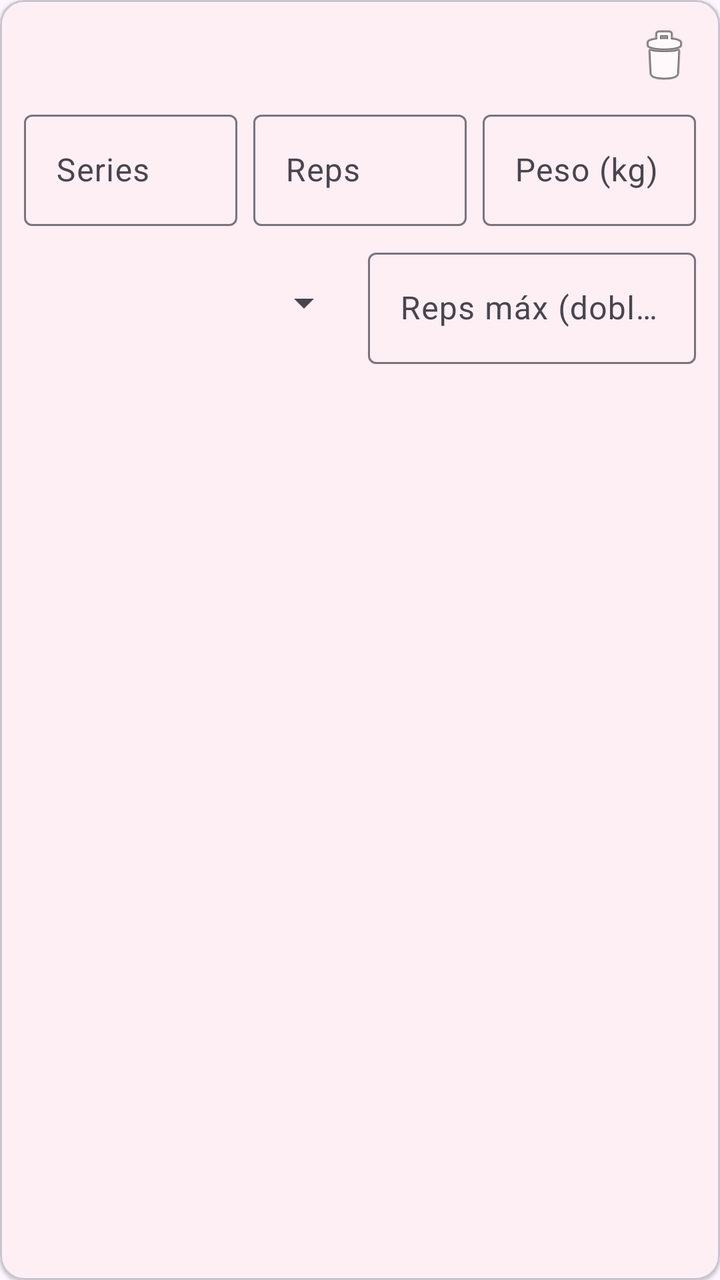
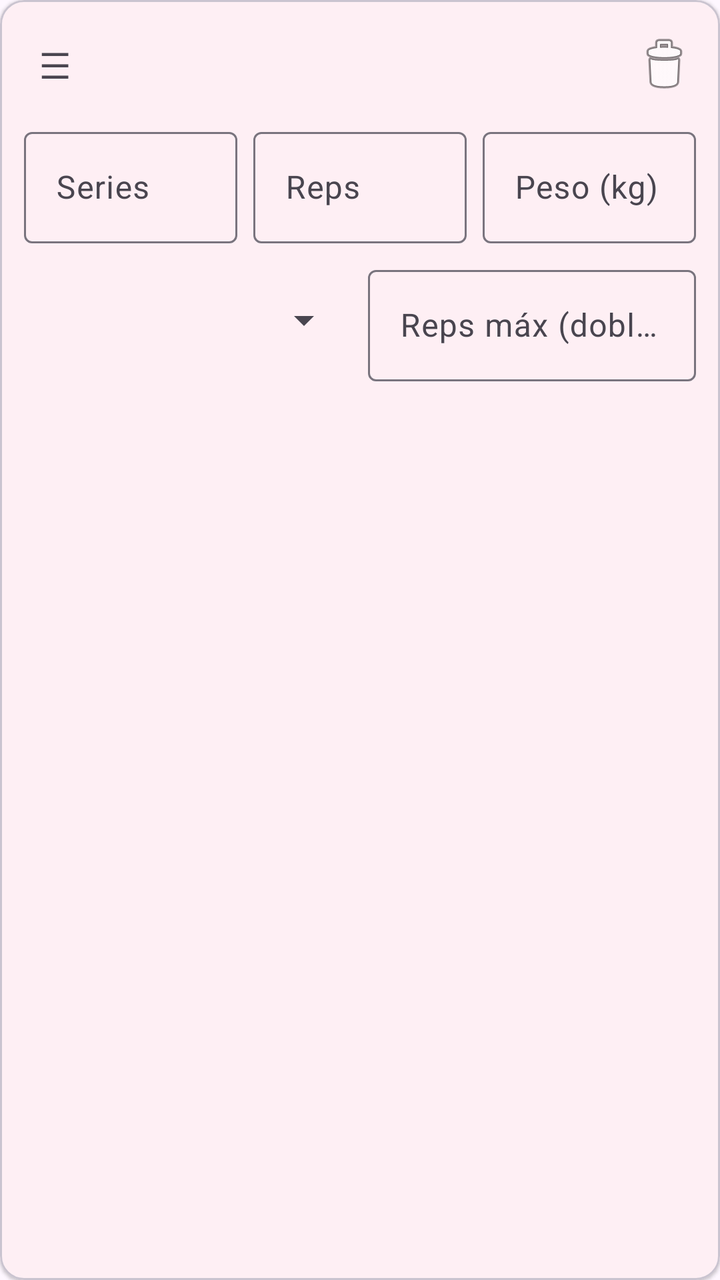

The first picture is an Android layout as it rendered before a commit; the second is the same layout after the commit. The layout source and the unified diff follow.
<!-- AndroidManifest.xml: application theme Theme.IronQuest -->
<!-- res/layout/item_ejercicio_rutina_edit.xml -->
<?xml version="1.0" encoding="utf-8"?>
<com.google.android.material.card.MaterialCardView xmlns:android="http://schemas.android.com/apk/res/android"
    xmlns:app="http://schemas.android.com/apk/res-auto"
    android:layout_width="match_parent"
    android:layout_height="wrap_content"
    android:layout_marginBottom="8dp"
    app:cardElevation="1dp">

    <LinearLayout
        android:layout_width="match_parent"
        android:layout_height="wrap_content"
        android:orientation="vertical"
        android:padding="12dp">

        <LinearLayout
            android:layout_width="match_parent"
            android:layout_height="wrap_content"
            android:orientation="horizontal"
            android:gravity="center_vertical">

            <TextView
                android:id="@+id/text_nombre_ejercicio"
                android:layout_width="0dp"
                android:layout_height="wrap_content"
                android:layout_weight="1"
                android:textStyle="bold"
                android:textSize="16sp" />

            <ImageButton
                android:id="@+id/button_quitar_ejercicio"
                android:layout_width="wrap_content"
                android:layout_height="wrap_content"
                android:background="?attr/selectableItemBackgroundBorderless"
                android:contentDescription="Quitar ejercicio"
                android:src="@android:drawable/ic_menu_delete" />
        </LinearLayout>

        <LinearLayout
            android:layout_width="match_parent"
            android:layout_height="wrap_content"
            android:orientation="horizontal"
            android:layout_marginTop="8dp">

            <com.google.android.material.textfield.TextInputLayout
                android:layout_width="0dp"
                android:layout_height="wrap_content"
                android:layout_weight="1"
                android:layout_marginEnd="4dp"
                android:hint="Series">

                <com.google.android.material.textfield.TextInputEditText
                    android:id="@+id/edit_series"
                    android:layout_width="match_parent"
                    android:layout_height="wrap_content"
                    android:inputType="number" />
            </com.google.android.material.textfield.TextInputLayout>

            <com.google.android.material.textfield.TextInputLayout
                android:layout_width="0dp"
                android:layout_height="wrap_content"
                android:layout_weight="1"
                android:layout_marginStart="4dp"
                android:layout_marginEnd="4dp"
                android:hint="Reps">

                <com.google.android.material.textfield.TextInputEditText
                    android:id="@+id/edit_repeticiones"
                    android:layout_width="match_parent"
                    android:layout_height="wrap_content"
                    android:inputType="number" />
            </com.google.android.material.textfield.TextInputLayout>

            <com.google.android.material.textfield.TextInputLayout
                android:layout_width="0dp"
                android:layout_height="wrap_content"
                android:layout_weight="1"
                android:layout_marginStart="4dp"
                android:hint="Peso (kg)">

                <com.google.android.material.textfield.TextInputEditText
                    android:id="@+id/edit_peso"
                    android:layout_width="match_parent"
                    android:layout_height="wrap_content"
                    android:inputType="numberDecimal" />
            </com.google.android.material.textfield.TextInputLayout>

        </LinearLayout>

        <LinearLayout
            android:layout_width="match_parent"
            android:layout_height="wrap_content"
            android:orientation="horizontal"
            android:layout_marginTop="8dp"
            android:gravity="center_vertical">

            <Spinner
                android:id="@+id/spinner_esquema_progresion"
                android:layout_width="0dp"
                android:layout_height="wrap_content"
                android:layout_weight="1"
                android:layout_marginEnd="4dp" />

            <com.google.android.material.textfield.TextInputLayout
                android:layout_width="0dp"
                android:layout_height="wrap_content"
                android:layout_weight="1"
                android:layout_marginStart="4dp"
                android:hint="Reps máx (doble prog.)">

                <com.google.android.material.textfield.TextInputEditText
                    android:id="@+id/edit_repeticiones_max"
                    android:layout_width="match_parent"
                    android:layout_height="wrap_content"
                    android:inputType="number" />
            </com.google.android.material.textfield.TextInputLayout>

        </LinearLayout>

    </LinearLayout>

</com.google.android.material.card.MaterialCardView>
<!-- resources referenced by this layout -->
<resources>
  <style name="Theme.IronQuest" parent="Theme.Material3.DayNight.NoActionBar">
          <item name="colorPrimary">@color/ironquest_orange</item>
          <item name="colorOnPrimary">@color/ironquest_on_orange</item>
          <item name="colorPrimaryContainer">@color/ironquest_orange_container</item>
          <item name="colorOnPrimaryContainer">@color/ironquest_on_orange_container</item>
          <item name="colorSecondary">@color/ironquest_orange_dark</item>
          <item name="colorOnSecondary">@color/ironquest_on_orange</item>
          <item name="colorSecondaryContainer">@color/ironquest_orange_light</item>
          <item name="colorOnSecondaryContainer">@color/ironquest_on_orange_container</item>
          <item name="colorTertiary">@color/ironquest_orange_dark</item>
      </style>
  <color name="ironquest_orange">#FF6B35</color>
  <color name="ironquest_on_orange">#FFFFFF</color>
  <color name="ironquest_orange_container">#FFDBCE</color>
  <color name="ironquest_on_orange_container">#3A0D00</color>
  <color name="ironquest_orange_dark">#E8571F</color>
  <color name="ironquest_orange_light">#FFB199</color>
</resources>

<!-- the commit's change to res/layout/item_ejercicio_rutina_edit.xml (unified diff, before → after) -->
@@ -19,12 +19,30 @@
             android:gravity="center_vertical">
 
             <TextView
+                android:id="@+id/icon_arrastrar_ejercicio"
+                android:layout_width="wrap_content"
+                android:layout_height="wrap_content"
+                android:padding="8dp"
+                android:text="☰"
+                android:textSize="18sp"
+                android:contentDescription="Arrastrar para reordenar" />
+
+            <TextView
                 android:id="@+id/text_nombre_ejercicio"
                 android:layout_width="0dp"
                 android:layout_height="wrap_content"
                 android:layout_weight="1"
                 android:textStyle="bold"
                 android:textSize="16sp" />
+
+            <ImageButton
+                android:id="@+id/button_editar_nombre_ejercicio"
+                android:layout_width="wrap_content"
+                android:layout_height="wrap_content"
+                android:background="?attr/selectableItemBackgroundBorderless"
+                android:contentDescription="Editar ejercicio personalizado"
+                android:src="@android:drawable/ic_menu_edit"
+                android:visibility="gone" />
 
             <ImageButton
                 android:id="@+id/button_quitar_ejercicio"
